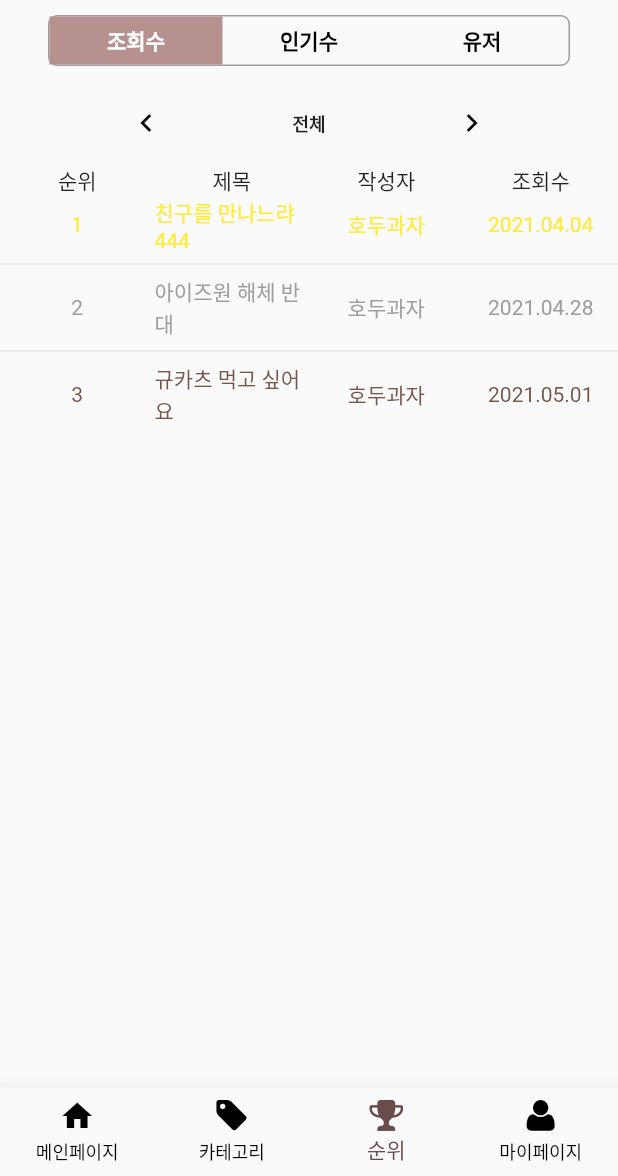
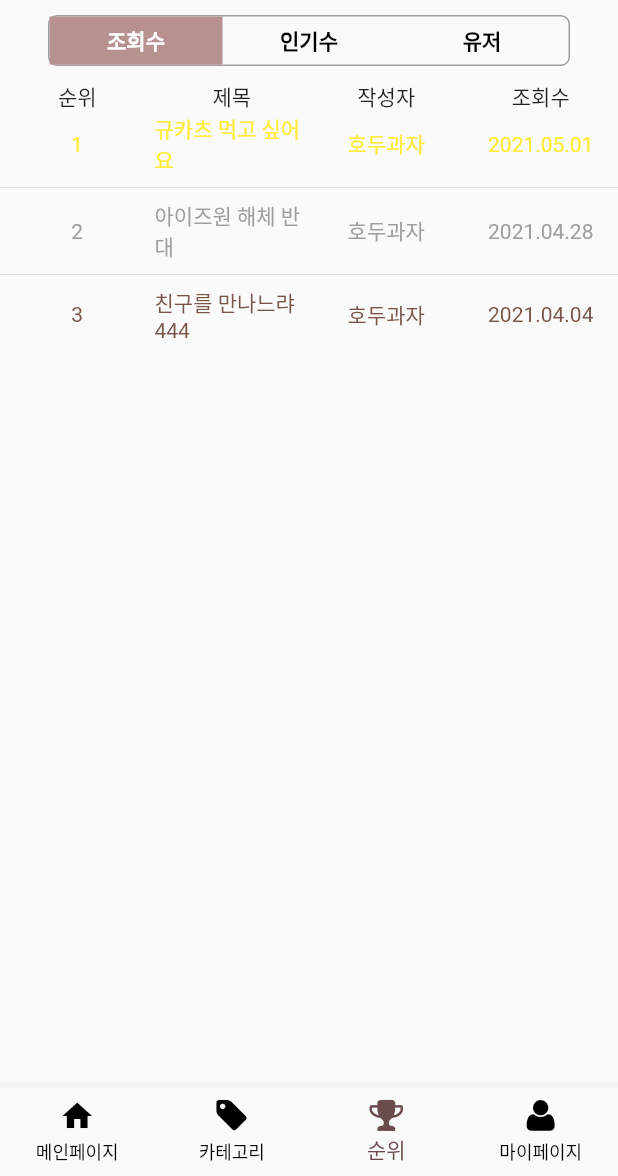
Before and after one commit to Incident-Tracker/IT-flutter, a Flutter app: the IncidentTrackerPage screen opened directly, item 3 of the bottom bar chosen, on a phone screen of 412 x 824 dp, the part 60-1236 px from its top. Run offline on Flutter 3.47's test engine with Material 2 defaults, Android fonts, the phone set to English and light mode, and no system bars; our stand-ins replace carousel_slider, dio, get, hive, hive_flutter, image_picker; accounts and stored records are empty; network calls fail; Roboto replaces fonts that are missing (NotoSansCJKkr).

Commit message:
Fixed Bugs

```diff
--- a/incident_tracker_flutter/lib/src/controller/post_controller.dart
+++ b/incident_tracker_flutter/lib/src/controller/post_controller.dart
@@ -35,23 +35,23 @@ class PostController extends GetxController {
       '연애',
       true,
       444444,
-      19721121,
-      '가나다라마바사아자차카타파하가나다라마바사아자차카타파하가나다라마바사아자차카타파하가나다라마바사아자차카타파하',
+      19721120,
+      '규카츠를 태어난지 1972년동안 먹지 못했습니다. 규카츠 사주세요 ㅜㅜ',
     )
   ].obs;
 
   PostController() {
     for(var i = 0; i < postBox.length; i++) {
-      postList.add(postBox.getAt(0));
+      postList.add(postBox.getAt(i));
     }
   }
 
   List<PostModel> getLikeSortedList() {
-    return List.of(postList)..sort((a, b) => a.likeCount >= b.likeCount ? 1 : -1);
+    return List.of(postList)..sort((a, b) => a.likeCount >= b.likeCount ? -1 : 1);
   }
 
   List<PostModel> getViewSortedList() {
-    return List.of(postList)..sort((a, b) => a.likeCount >= b.likeCount ? 1 : -1);
+    return List.of(postList)..sort((a, b) => a.viewsCount >= b.viewsCount ? -1 : 1);
   }
 
   void savePost(PostModel post) {
--- a/incident_tracker_flutter/lib/src/models/post_modal_adapter.dart
+++ b/incident_tracker_flutter/lib/src/models/post_modal_adapter.dart
@@ -3,7 +3,7 @@ import 'package:incident_tracker_flutter/src/models/post_model.dart';
 
 class PostModelAdapter extends TypeAdapter<PostModel> {
   @override
-  final int typeId = 1;
+  final int typeId = 0;
 
   @override
   PostModel read(BinaryReader reader) {
--- a/incident_tracker_flutter/lib/src/models/post_model.dart
+++ b/incident_tracker_flutter/lib/src/models/post_model.dart
@@ -1,6 +1,6 @@
 import 'package:hive/hive.dart';
 
-@HiveType(typeId: 1)
+@HiveType(typeId: 0)
 class PostModel extends HiveObject {
   @HiveField(0)
   final String imageAddress;
--- a/incident_tracker_flutter/lib/src/pages/login_page.dart
+++ b/incident_tracker_flutter/lib/src/pages/login_page.dart
@@ -1,3 +1,4 @@
+import 'package:dio/dio.dart';
 import 'package:flutter/material.dart';
 import 'package:get/get.dart';
 import 'package:incident_tracker_flutter/src/pages/incident_tracker_page.dart';
@@ -33,7 +34,12 @@ class LoginPage extends StatelessWidget {
                   ),
                   Spacer(),
                   GestureDetector(
-                    onTap: successLogin,
+                    onTap: () {
+                      // Dio()
+                      //   ..interceptors.add(LogInterceptor())
+                      //   ..get('http://10.156.145.205:8001/auth/kakao');
+                      successLogin();
+                    },
                     child: makeLoginButton(
                       Colors.yellow,
                       'images/kakao.png',
@@ -82,7 +88,7 @@ class LoginPage extends StatelessWidget {
 
   void successLogin() {
     Get.to(
-      IncidentTrackerPage(),
+      () => IncidentTrackerPage(),
       transition: Transition.rightToLeft,
       duration: Duration(seconds: 1),
     );
--- a/incident_tracker_flutter/lib/src/pages/ranking_page.dart
+++ b/incident_tracker_flutter/lib/src/pages/ranking_page.dart
@@ -3,6 +3,8 @@ import 'package:flutter/material.dart';
 import 'package:get/get.dart';
 import 'package:incident_tracker_flutter/src/controller/post_controller.dart';
 import 'package:incident_tracker_flutter/src/models/post_model.dart';
+
+import 'detail_page.dart';
 
 class RankingPage extends StatefulWidget {
   @override
@@ -61,29 +63,6 @@ class _RankingPageState extends State<RankingPage> {
             children: partsOfRank.map((e) => Expanded(child: e)).toList(),
           ),
         ),
-        Padding(
-          padding: const EdgeInsets.symmetric(vertical: 16),
-          child: Row(
-            mainAxisAlignment: MainAxisAlignment.spaceEvenly,
-            children: [
-              Icon(
-                Icons.keyboard_arrow_left_sharp,
-                color: Colors.black,
-              ),
-              Text(
-                '전체',
-                style: TextStyle(
-                    fontSize: 12,
-                    fontWeight: FontWeight.w700,
-                    fontFamily: 'NotoSansCJKkr'),
-              ),
-              Icon(
-                Icons.keyboard_arrow_right_sharp,
-                color: Colors.black,
-              ),
-            ],
-          ),
-        ),
         Row(
           mainAxisAlignment: MainAxisAlignment.spaceAround,
           children: [
@@ -95,34 +74,52 @@ class _RankingPageState extends State<RankingPage> {
         ),
         Expanded(
           child: Obx(
-            () => ListView.separated(
+            () {
+              if (_currentRank.value == 0) {
+                return ListView.separated(
                   scrollDirection: Axis.vertical,
                   shrinkWrap: true,
                   itemCount: _postController.postList.length,
-              itemBuilder: (context, index) {
-                if (_currentRank.value == 0) {
-                  return buildRankName(
-                      _postController.getViewSortedList()[index], index);
+                  itemBuilder: (context, index) => buildRankName(
+                    _postController.getViewSortedList()[index],
+                    index,
+                  ),
+                  separatorBuilder: (context, index) => Divider(),
+                );
+              } else if (_currentRank.value == 1) {
+                return ListView.separated(
+                  scrollDirection: Axis.vertical,
+                  shrinkWrap: true,
+                  itemCount: _postController.postList.length,
+                  itemBuilder: (context, index) => buildRankName(
+                    _postController.getLikeSortedList()[index],
+                    index,
+                  ),
+                  separatorBuilder: (context, index) => Divider(),
+                );
               }
 
-                if (_currentRank.value == 0) {
-                  return buildRankName(
-                      _postController.getLikeSortedList()[index], index);
-                }
-
-                return buildRankName(
-                    _postController.postList[index], index);
+              return ListView.separated(
+                scrollDirection: Axis.vertical,
+                shrinkWrap: true,
+                itemCount: _postController.postList.length,
+                itemBuilder: (context, index) => buildRankName(
+                  _postController.postList[index],
+                  index,
+                ),
+                separatorBuilder: (context, index) => Divider(),
+              );
             },
-              separatorBuilder: (context, index) => Divider(),
-            ),
           ),
         ),
       ],
     );
   }
 
-  Row buildRankName(PostModel post, index) {
-    return Row(
+  Widget buildRankName(PostModel post, index) {
+    return GestureDetector(
+      onTap: () => Get.to(() => DetailPage(post)),
+      child: Row(
         mainAxisAlignment: MainAxisAlignment.spaceAround,
         children: [
           buildTextWithColor((index + 1).toString(), index),
@@ -130,6 +127,7 @@ class _RankingPageState extends State<RankingPage> {
           buildTextWithColor(post.writer, index),
           buildTextWithColor(post.date, index),
         ],
+      ),
     );
   }
 
--- a/incident_tracker_flutter/lib/src/widgets/popular_post_in_Slider.dart
+++ b/incident_tracker_flutter/lib/src/widgets/popular_post_in_Slider.dart
@@ -20,8 +20,6 @@ class PopularPostInSlider extends StatelessWidget {
             items: _postController
                 .getLikeSortedList()
                 .take(7)
-                .toList()
-                .reversed
                 .toList()
                 .map((e) => buildPopularPost(e))
                 .toList(),
--- a/incident_tracker_flutter/pubspec.yaml
+++ b/incident_tracker_flutter/pubspec.yaml
@@ -19,6 +19,7 @@ dependencies:
   intl: ^0.17.0
   hive: ^2.0.4
   hive_flutter: ^1.0.0
+  webview_flutter: ^2.0.8
 
 dev_dependencies:
   flutter_test:
```
Also changed, not shown: incident_tracker_flutter/lib/src/pages/write_post_page.dart (+15 -0 lines), 1 other file. Lines whose indentation alone changed are shown as unchanged.
